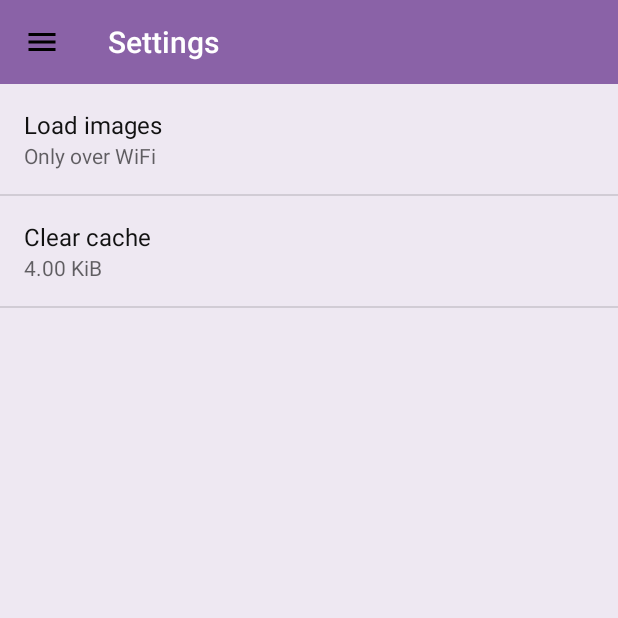
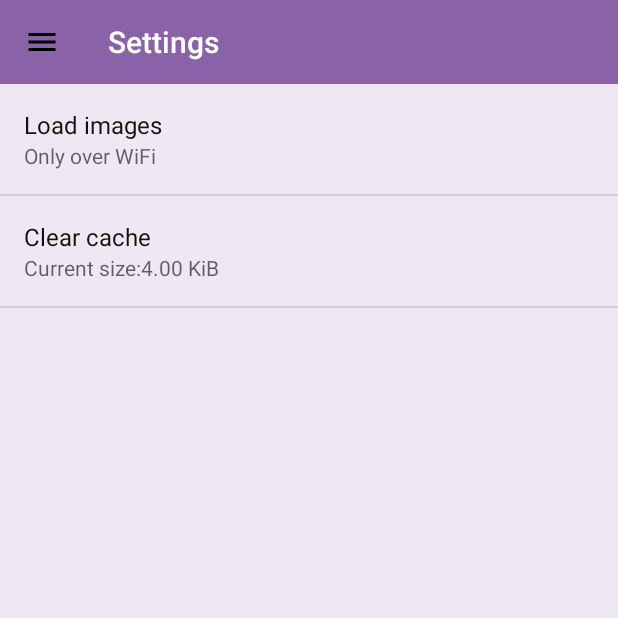
Before and after one commit to sbrl/Pepperminty-Wiki-Client-Android, an Android app: the screen it shows after launch (Settings), in the side drawer, after a tap on "Settings", on a phone screen of 412 x 824 dp, the top half of it. Run offline under Robolectric (Android 15) with nearby library versions, the phone set to English and light mode, and no system bars.

Commit message:
Make clear cache button summary more descriptive

```diff
--- a/app/src/main/java/com/sbrl/peppermint/fragments/Preferences.kt
+++ b/app/src/main/java/com/sbrl/peppermint/fragments/Preferences.kt
@@ -58,7 +58,7 @@ class Preferences : PreferenceFragment() {
 	}
 
 	private fun updateCacheSize() {
-		cacheButton.summary = human_filesize(dataManager.CalculateCacheSize())
+		cacheButton.summary = getString(R.string.pref_cache_clear_current_size) + human_filesize(dataManager.CalculateCacheSize())
 	}
 
 	private fun handlePrefCacheClearClick(preference : Preference) {
--- a/app/src/main/res/values/strings.xml
+++ b/app/src/main/res/values/strings.xml
@@ -41,4 +41,5 @@
 	<string name="nav_main_settings">Settings</string>
 	<string name="pref_clear_cache_confirm">Do you really want to clear the cache?</string>
 	<string name="pref_clear_cache_complete">Cache Cleared</string>
+	<string name="pref_cache_clear_current_size">Current size:</string>
 </resources>
```
